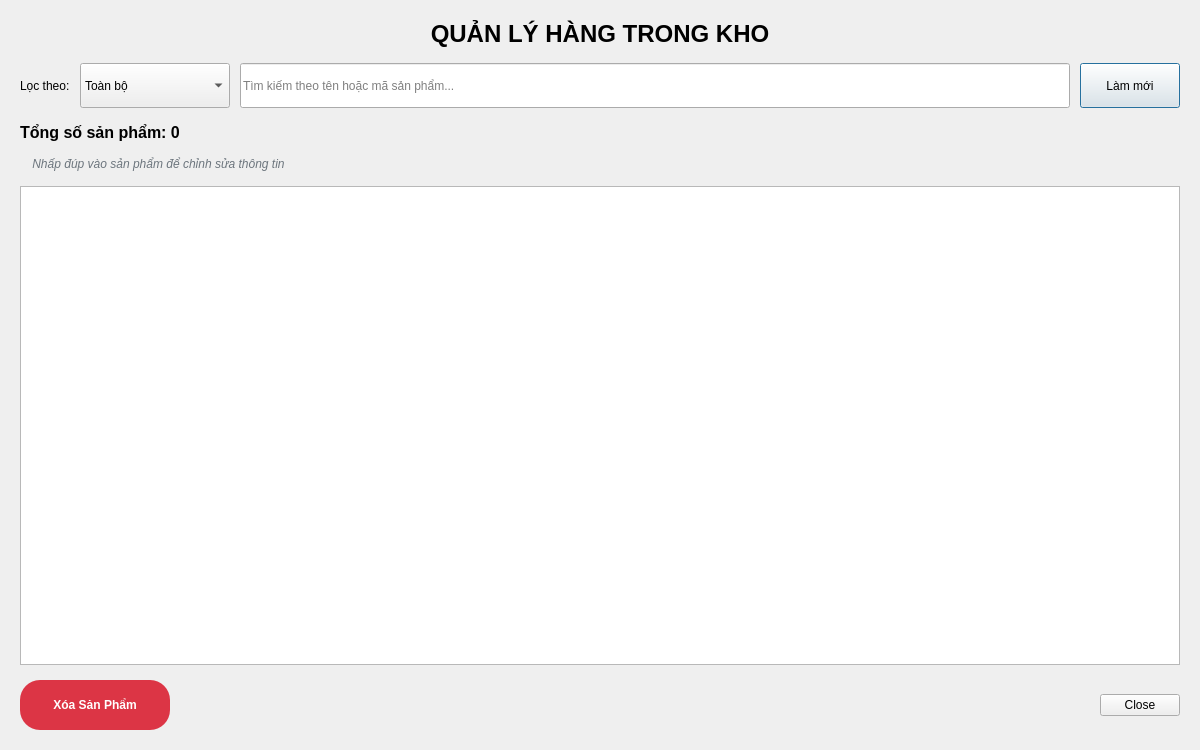
DuongNguyen0210/StoreProject, file manageinventory.ui: the form before one commit.
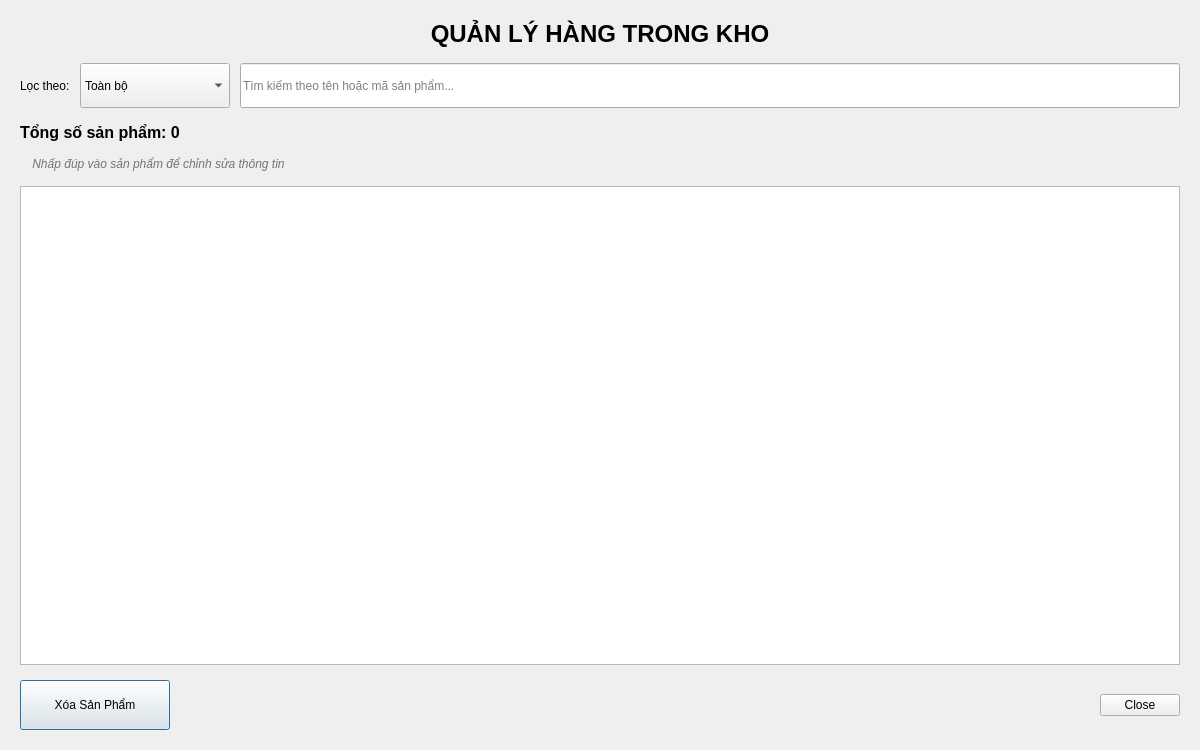
The form after the commit. Icons and pictures are not drawn.

The edit to the form file:
```diff
--- a/manageinventory.ui
+++ b/manageinventory.ui
@@ -104,19 +104,6 @@
        </property>
       </widget>
      </item>
-     <item>
-      <widget class="QPushButton" name="btnRefresh">
-       <property name="minimumSize">
-        <size>
-         <width>100</width>
-         <height>45</height>
-        </size>
-       </property>
-       <property name="text">
-        <string>Làm mới</string>
-       </property>
-      </widget>
-     </item>
     </layout>
    </item>
    <item>
@@ -168,23 +155,6 @@
          <height>50</height>
         </size>
        </property>
-       <property name="styleSheet">
-        <string notr="true">QPushButton {
-    background-color: #DC3545;
-    color: white;
-    border: none;
-    border-radius: 20px;
-    font-weight: 600;
-}
-
-QPushButton:hover {
-    background-color: #C82333;
-}
-
-QPushButton:pressed {
-    background-color: #BD2130;
-}</string>
-       </property>
        <property name="text">
         <string>Xóa Sản Phẩm</string>
        </property>
```
Left out of the diff: 6 changed lines with no effect on the pictures.
